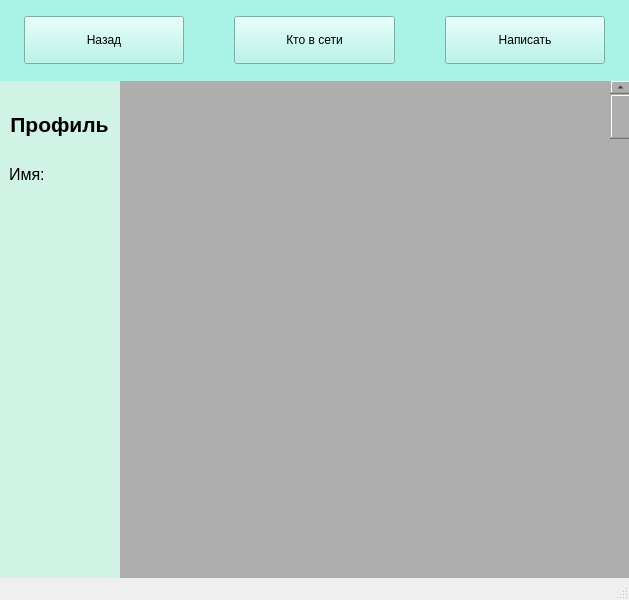
Old version of the form src/client/core/mainwindow.ui in the repository hseAmateurs/Chat.
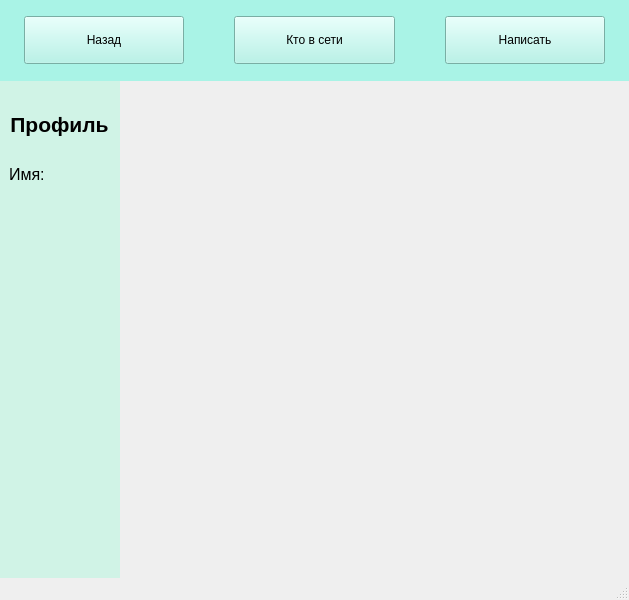
New version of the form.

Patch:
```diff
--- a/src/client/core/mainwindow.ui
+++ b/src/client/core/mainwindow.ui
@@ -24,27 +24,11 @@
      </rect>
     </property>
     <property name="styleSheet">
-     <string notr="true">background-color: #aeaeae</string>
+     <string notr="true"/>
     </property>
     <property name="currentIndex">
      <number>0</number>
     </property>
-    <widget class="QWidget" name="page">
-     <widget class="QScrollBar" name="verticalScrollBar">
-      <property name="geometry">
-       <rect>
-        <x>490</x>
-        <y>0</y>
-        <width>21</width>
-        <height>521</height>
-       </rect>
-      </property>
-      <property name="orientation">
-       <enum>Qt::Vertical</enum>
-      </property>
-     </widget>
-    </widget>
-    <widget class="QWidget" name="page_2"/>
    </widget>
    <widget class="QWidget" name="widget" native="true">
     <property name="geometry">
```
Left out of the diff: 12 changed lines with no effect on the pictures.
